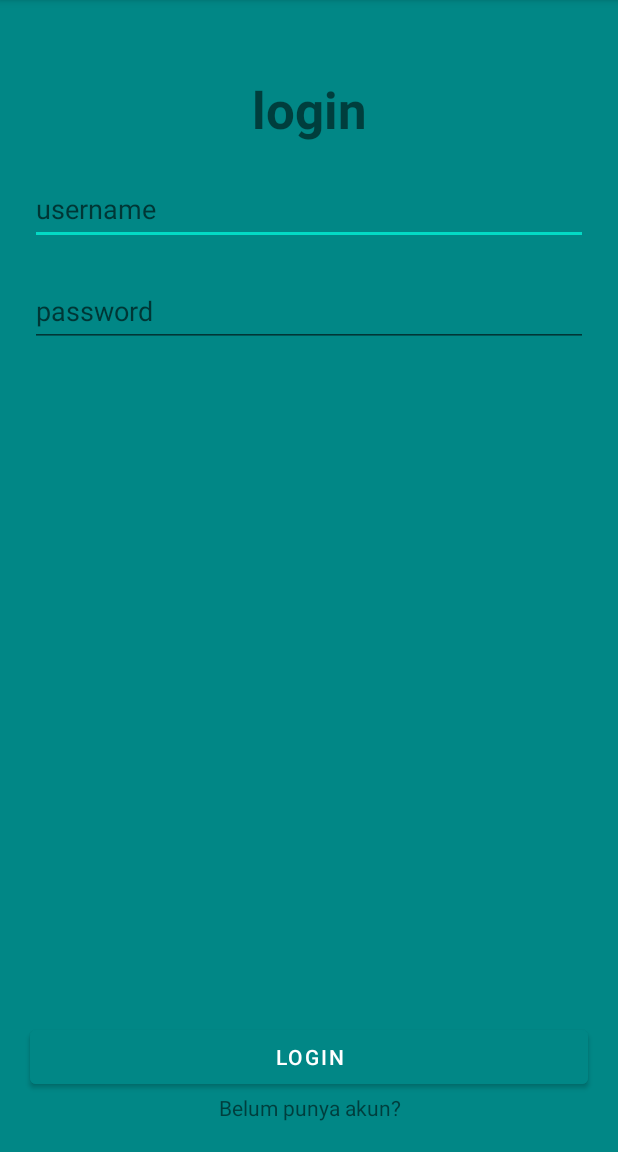
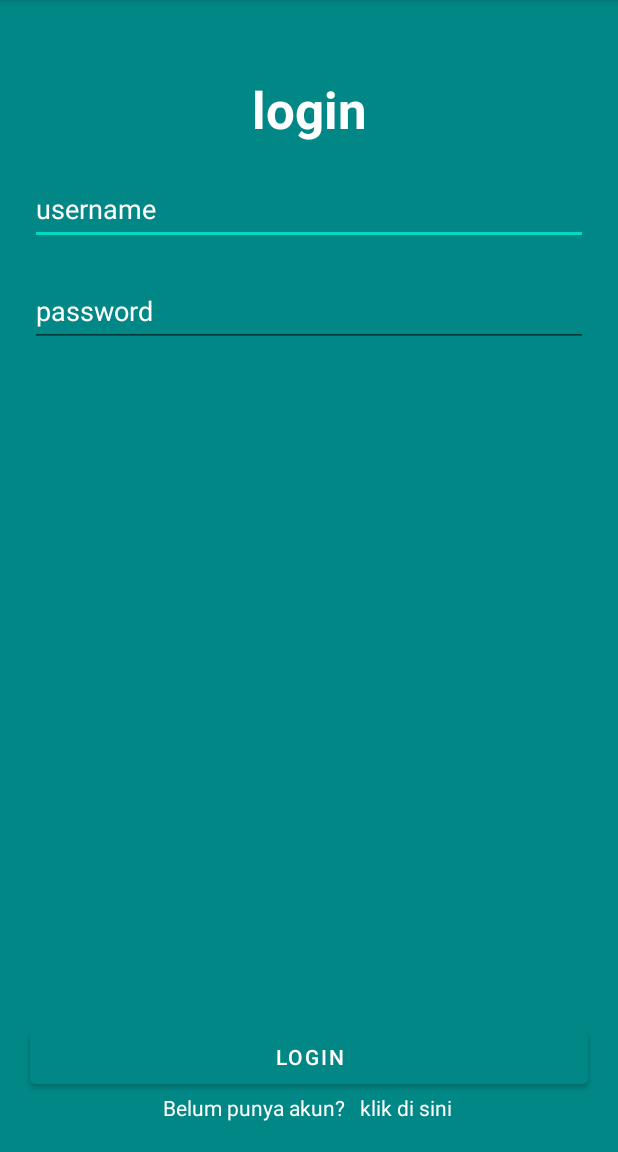
Before and after one commit to ilhamokta13/LatihanSharedPreference, an Android app: the fragment LoginFragment shown on its own in the app's theme, on a phone screen of 412 x 824 dp, the part 84-1236 px from its top. Run offline under Robolectric (Android 15) with nearby library versions, the phone set to English and light mode, and no system bars; our stand-ins replace data binding.

Commit message:
Update Loginfragment

```diff
--- a/app/src/main/java/com/example/latihansharedpreference/LoginFragment.kt
+++ b/app/src/main/java/com/example/latihansharedpreference/LoginFragment.kt
@@ -1,16 +1,20 @@
 package com.example.latihansharedpreference
 
+import android.content.Context
+import android.content.SharedPreferences
 import android.os.Bundle
 import androidx.fragment.app.Fragment
 import android.view.LayoutInflater
 import android.view.View
 import android.view.ViewGroup
+import android.widget.Toast
+import androidx.navigation.Navigation
 import com.example.latihansharedpreference.databinding.FragmentLoginBinding
 
 
 class LoginFragment : Fragment() {
     lateinit var binding : FragmentLoginBinding
-
+    lateinit var dataPref : SharedPreferences
 
     override fun onCreateView(
         inflater: LayoutInflater, container: ViewGroup?,
@@ -19,7 +23,35 @@ class LoginFragment : Fragment() {
         // Inflate the layout for this fragment
         binding = FragmentLoginBinding.inflate(inflater, container, false)
         return binding.root
+
+
+
     }
 
+    override fun onViewCreated(view: View, savedInstanceState: Bundle?) {
+        super.onViewCreated(view, savedInstanceState)
+
+        dataPref = requireContext().getSharedPreferences("dataregistrasi", Context.MODE_PRIVATE)
+
+        binding.btnLogin.setOnClickListener{
+            var getUsername = dataPref.getString("username", "")
+            var getPassword = dataPref.getString("password", "")
+
+            var username = binding.logUsername.text.toString()
+            var password = binding.logPassword.text.toString()
+
+            if (username == getUsername && password.equals(getPassword)){
+                Navigation.findNavController(requireView()).navigate(R.id.action_loginFragment_to_homeFragment2)
+
+            }else{
+                Toast.makeText(context, "Username atau password anda salah !", Toast.LENGTH_SHORT).show()
+            }
+
+        }
+
+        binding.textReg.setOnClickListener{
+            Navigation.findNavController(view).navigate(R.id.action_loginFragment_to_registerFragment)
+        }
+    }
 
 }
--- a/app/src/main/res/layout/fragment_login.xml
+++ b/app/src/main/res/layout/fragment_login.xml
@@ -13,6 +13,7 @@
         android:background="@color/teal_700">
 
         <TextView
+            android:textColor="@color/white"
             android:id="@+id/vLoginscreen"
             android:layout_width="match_parent"
             android:layout_height="wrap_content"
@@ -32,6 +33,7 @@
             android:layout_marginTop="20dp"
             android:layout_marginEnd="20dp"
             android:layout_marginBottom="20dp"
+            android:textColorHint="@color/white"
             android:hint="username"
             android:importantForAutofill="no"
             android:inputType="text"
@@ -45,6 +47,7 @@
             android:layout_marginStart="20dp"
             android:layout_marginEnd="20dp"
             android:layout_marginBottom="20dp"
+            android:textColorHint="@color/white"
             android:hint="password"
             android:importantForAutofill="no"
             android:inputType="textPassword"
@@ -54,7 +57,7 @@
             android:id="@+id/btn_login"
             android:layout_width="match_parent"
             android:layout_height="wrap_content"
-            android:layout_above="@id/btn_reg"
+            android:layout_above="@id/text_reg"
             android:layout_marginEnd="20dp"
             android:layout_marginStart="20dp"
             android:text="login"
@@ -62,13 +65,14 @@
             />
 
         <TextView
-            android:id="@+id/btn_reg"
+            android:textColor="@color/white"
+            android:id="@+id/text_reg"
             android:layout_width="match_parent"
             android:layout_height="wrap_content"
             android:layout_alignParentBottom="true"
             android:layout_marginBottom="20dp"
             android:gravity="center_horizontal"
-            android:text="Belum punya akun?" />
+            android:text="Belum punya akun?   klik di sini " />
 
     </RelativeLayout>
 </layout>
```
Also changed, not shown: gradle/wrapper/gradle-wrapper.properties.
